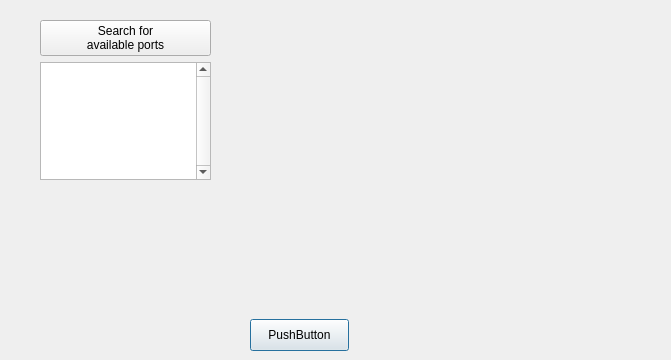
Before: the Qt Designer form maindlg.ui in juankti/plot-serial, drawn with Qt 5.
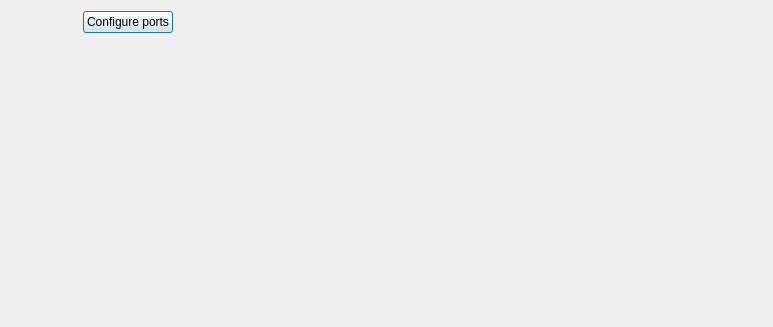
After: the same form once the commit is applied. Custom widgets are drawn as their Qt base class.

Commit message: added external dialog for port configuration

What changed in the file:
```diff
--- a/maindlg.ui
+++ b/maindlg.ui
@@ -6,98 +6,87 @@
    <rect>
     <x>0</x>
     <y>0</y>
-    <width>671</width>
-    <height>360</height>
+    <width>773</width>
+    <height>327</height>
    </rect>
   </property>
   <property name="windowTitle">
    <string>maindlg</string>
   </property>
-  <widget class="QLabel" name="labOpenPort">
-   <property name="geometry">
-    <rect>
-     <x>40</x>
-     <y>200</y>
-     <width>181</width>
-     <height>141</height>
-    </rect>
-   </property>
-   <property name="text">
-    <string/>
-   </property>
-  </widget>
-  <widget class="QWidget" name="">
-   <property name="geometry">
-    <rect>
-     <x>250</x>
-     <y>10</y>
-     <width>411</width>
-     <height>341</height>
-    </rect>
-   </property>
    <layout class="QVBoxLayout" name="verticalLayout">
     <item>
-     <widget class="QCustomPlot" name="grafica" native="true">
-      <layout class="QHBoxLayout" name="horizontalLayout"/>
-     </widget>
-    </item>
+    <layout class="QHBoxLayout" name="horizontalLayout_3">
     <item>
-     <widget class="QPushButton" name="pushButton">
-      <property name="maximumSize">
-       <size>
-        <width>99</width>
-        <height>32</height>
-       </size>
-      </property>
-      <property name="text">
-       <string>PushButton</string>
-      </property>
-     </widget>
-    </item>
-   </layout>
-  </widget>
-  <widget class="QWidget" name="">
-   <property name="geometry">
-    <rect>
-     <x>40</x>
-     <y>20</y>
-     <width>171</width>
-     <height>160</height>
-    </rect>
-   </property>
    <layout class="QVBoxLayout" name="verticalLayout_2">
     <item>
+        <layout class="QHBoxLayout" name="horizontalLayout_2">
+         <item>
+          <spacer name="horizontalSpacer">
+           <property name="orientation">
+            <enum>Qt::Orientation::Horizontal</enum>
+           </property>
+           <property name="sizeHint" stdset="0">
+            <size>
+             <width>40</width>
+             <height>20</height>
+            </size>
+           </property>
+          </spacer>
+         </item>
+         <item>
      <widget class="QPushButton" name="btnPorts">
       <property name="autoFillBackground">
        <bool>true</bool>
       </property>
       <property name="text">
-       <string>Search for 
-available ports</string>
+            <string>Configure ports</string>
       </property>
      </widget>
     </item>
     <item>
-     <widget class="QListWidget" name="portsList">
-      <property name="verticalScrollBarPolicy">
-       <enum>Qt::ScrollBarPolicy::ScrollBarAlwaysOn</enum>
-      </property>
-      <property name="sizeAdjustPolicy">
-       <enum>QAbstractScrollArea::SizeAdjustPolicy::AdjustToContents</enum>
-      </property>
-      <property name="uniformItemSizes">
-       <bool>true</bool>
-      </property>
-      <property name="wordWrap">
-       <bool>true</bool>
-      </property>
-      <property name="itemAlignment">
-       <set>Qt::AlignmentFlag::AlignLeading</set>
-      </property>
+          <spacer name="horizontalSpacer_2">
+           <property name="orientation">
+            <enum>Qt::Orientation::Horizontal</enum>
+           </property>
+           <property name="sizeHint" stdset="0">
+            <size>
+             <width>40</width>
+             <height>20</height>
+            </size>
+           </property>
+          </spacer>
+         </item>
+        </layout>
+       </item>
+       <item>
+        <widget class="QLabel" name="labOpenPort">
+         <property name="minimumSize">
+          <size>
+           <width>226</width>
+           <height>111</height>
+          </size>
+         </property>
+         <property name="text">
+          <string/>
+         </property>
      </widget>
     </item>
    </layout>
-  </widget>
+     </item>
+     <item>
+      <widget class="QCustomPlot" name="grafica" native="true">
+       <property name="minimumSize">
+        <size>
+         <width>511</width>
+         <height>301</height>
+        </size>
+       </property>
+       <layout class="QHBoxLayout" name="horizontalLayout"/>
+      </widget>
+     </item>
+    </layout>
+   </item>
+  </layout>
  </widget>
  <customwidgets>
   <customwidget>
```
Lines whose indentation alone changed are shown as unchanged. The commit also changes 42 other files.
